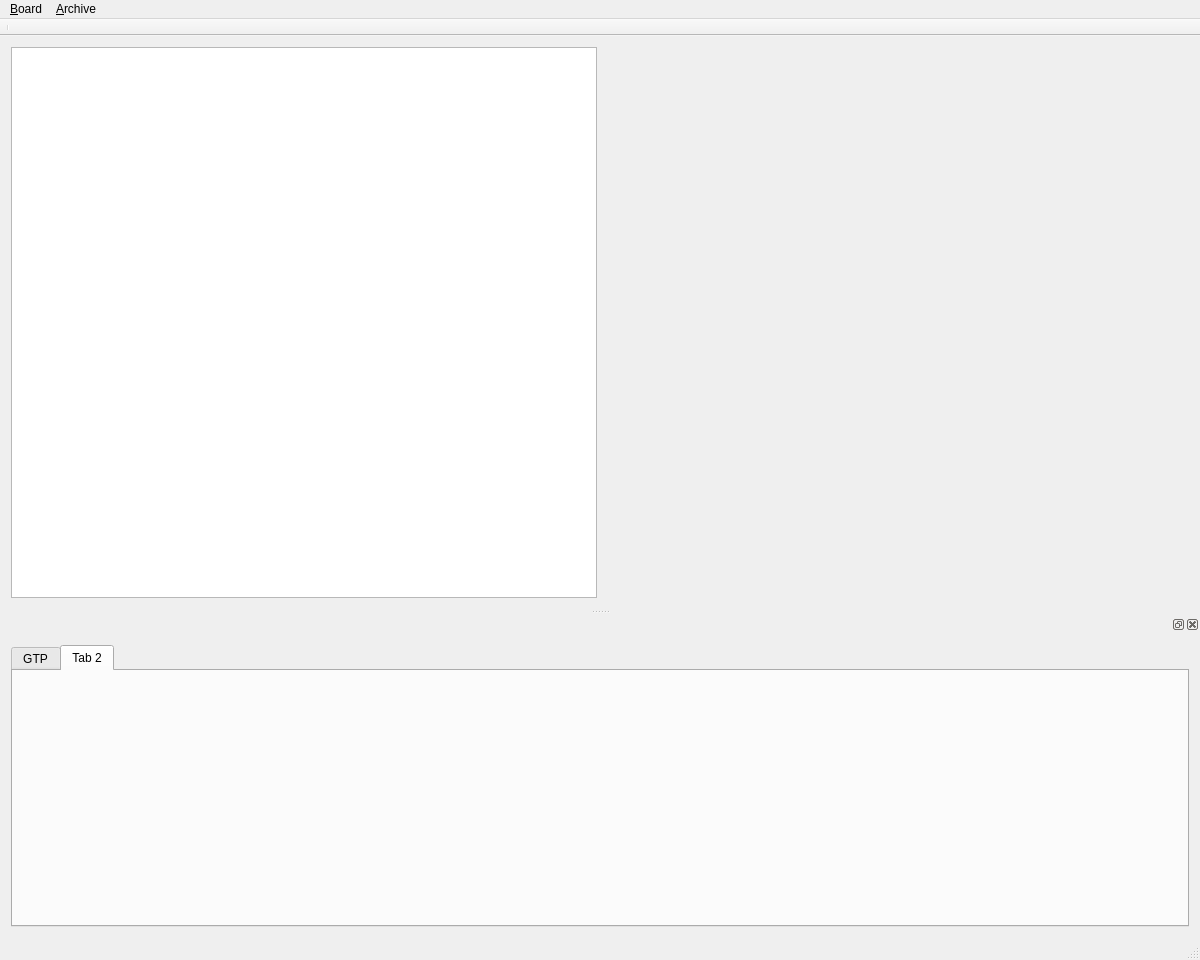
Before: the Qt Designer form mainwindow.ui in LakeIshikawa/gaugo-gui, drawn with Qt 5.
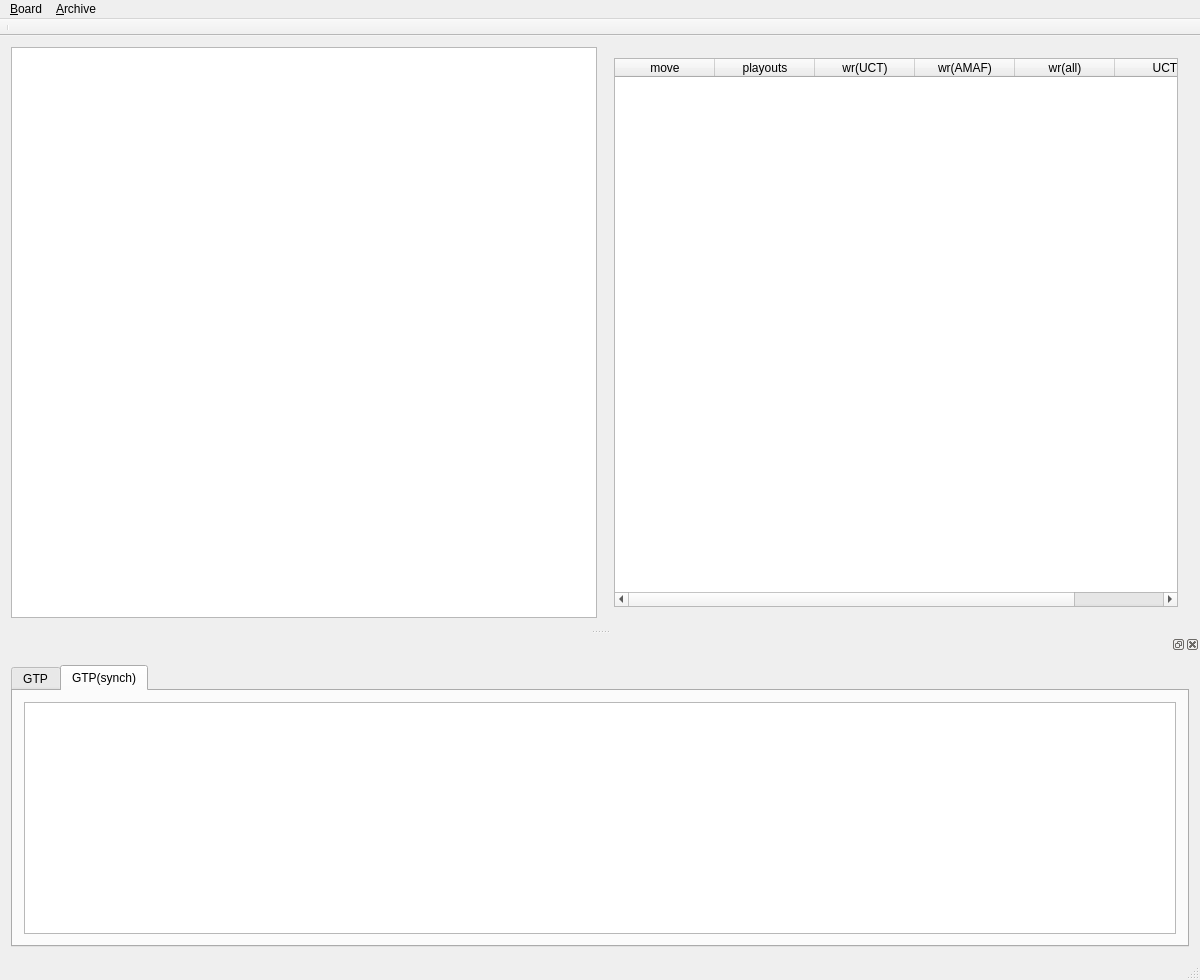
After: the same form once the commit is applied. The open tabs and pages were chosen to show the change. Custom widgets are drawn as their Qt base class.

Commit message: - GTP output divided in normal/synch tabs - UCT tree view on board - UCT tree table view on children of current position

```diff
--- a/mainwindow.ui
+++ b/mainwindow.ui
@@ -7,14 +7,14 @@
     <x>0</x>
     <y>0</y>
     <width>1200</width>
-    <height>960</height>
+    <height>980</height>
    </rect>
   </property>
   <property name="windowTitle">
    <string>GauGo</string>
   </property>
   <widget class="QWidget" name="centralWidget">
-   <layout class="QVBoxLayout" name="verticalLayout_2">
+   <layout class="QHBoxLayout" name="horizontalLayout_3">
     <item>
      <layout class="QHBoxLayout" name="horizontalLayout_2">
       <item>
@@ -22,8 +22,68 @@
       </item>
       <item>
        <widget class="QStackedWidget" name="stackedWidget">
-        <widget class="QWidget" name="page"/>
-        <widget class="QWidget" name="page_2"/>
+        <property name="currentIndex">
+         <number>0</number>
+        </property>
+        <widget class="QWidget" name="page">
+         <layout class="QHBoxLayout" name="horizontalLayout_4">
+          <item>
+           <widget class="UctNodesTable" name="uctNodesTable">
+            <property name="enabled">
+             <bool>true</bool>
+            </property>
+            <property name="columnCount">
+             <number>6</number>
+            </property>
+            <attribute name="horizontalHeaderShowSortIndicator" stdset="0">
+             <bool>true</bool>
+            </attribute>
+            <attribute name="horizontalHeaderStretchLastSection">
+             <bool>true</bool>
+            </attribute>
+            <attribute name="verticalHeaderVisible">
+             <bool>false</bool>
+            </attribute>
+            <attribute name="verticalHeaderShowSortIndicator" stdset="0">
+             <bool>false</bool>
+            </attribute>
+            <column>
+             <property name="text">
+              <string>move</string>
+             </property>
+            </column>
+            <column>
+             <property name="text">
+              <string>playouts</string>
+             </property>
+            </column>
+            <column>
+             <property name="text">
+              <string>wr(UCT)</string>
+             </property>
+            </column>
+            <column>
+             <property name="text">
+              <string>wr(AMAF)</string>
+             </property>
+            </column>
+            <column>
+             <property name="text">
+              <string>wr(all)</string>
+             </property>
+            </column>
+            <column>
+             <property name="text">
+              <string>UCT</string>
+             </property>
+            </column>
+           </widget>
+          </item>
+         </layout>
+        </widget>
+        <widget class="QWidget" name="page_2">
+         <layout class="QVBoxLayout" name="verticalLayout_4"/>
+        </widget>
        </widget>
       </item>
      </layout>
@@ -78,6 +138,12 @@
   </widget>
   <widget class="QStatusBar" name="statusBar"/>
   <widget class="QDockWidget" name="TabTools">
+   <property name="minimumSize">
+    <size>
+     <width>141</width>
+     <height>213</height>
+    </size>
+   </property>
    <property name="layoutDirection">
     <enum>Qt::LeftToRight</enum>
    </property>
@@ -141,8 +207,13 @@
        </widget>
        <widget class="QWidget" name="tab_2">
         <attribute name="title">
-         <string>Tab 2</string>
+         <string>GTP(synch)</string>
         </attribute>
+        <layout class="QVBoxLayout" name="verticalLayout_2">
+         <item>
+          <widget class="QPlainTextEdit" name="GTPSynch"/>
+         </item>
+        </layout>
        </widget>
       </widget>
      </item>
@@ -223,6 +294,11 @@
    <extends>QGraphicsView</extends>
    <header>boardview.h</header>
   </customwidget>
+  <customwidget>
+   <class>UctNodesTable</class>
+   <extends>QTableWidget</extends>
+   <header>uctnodestable.h</header>
+  </customwidget>
  </customwidgets>
  <resources/>
  <connections>
```
Left out of the diff: 22 changed lines with no effect on the pictures. The commit also changes 12 other files.
